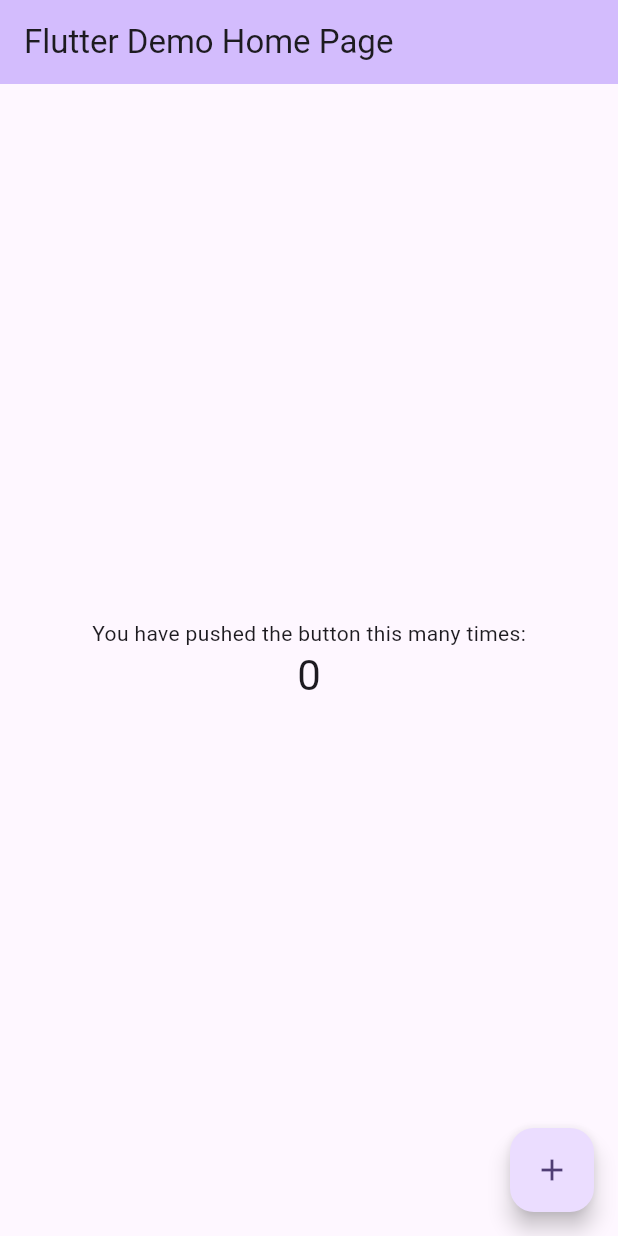
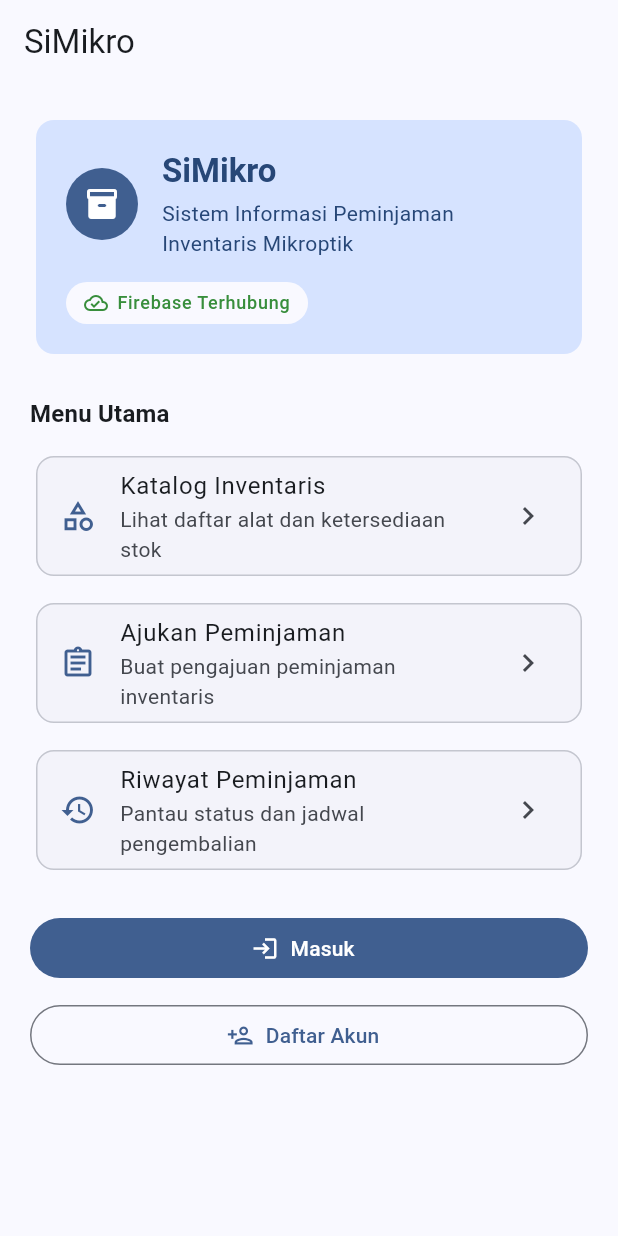
Before and after one commit to FelixDatz/SiMikro, a Flutter app: the screen it shows after launch, on a phone screen of 412 x 824 dp. Run offline on Flutter 3.47's test engine with Material 3 defaults, Android fonts, the phone set to English and light mode, and no system bars; our stand-ins replace firebase_core; accounts and stored records are empty.

Commit message:
Setup + firebase
Menyusun halaman awal (sementara) dan menautkan dengan firebase

```diff
--- a/lib/main.dart
+++ b/lib/main.dart
@@ -1,122 +1,42 @@
+import 'package:firebase_core/firebase_core.dart';
 import 'package:flutter/material.dart';
 
-void main() {
-  runApp(const MyApp());
+import 'firebase_options.dart';
+import 'screens/home_screen.dart';
+
+Future<void> main() async {
+  WidgetsFlutterBinding.ensureInitialized();
+
+  var isFirebaseReady = false;
+  try {
+    await Firebase.initializeApp(
+      options: DefaultFirebaseOptions.currentPlatform,
+    );
+    isFirebaseReady = true;
+  } on UnsupportedError catch (e) {
+    debugPrint('Firebase belum dikonfigurasi untuk platform ini: $e');
+  }
+
+  runApp(SiMikroApp(isFirebaseReady: isFirebaseReady));
 }
 
-class MyApp extends StatelessWidget {
-  const MyApp({super.key});
+class SiMikroApp extends StatelessWidget {
+  const SiMikroApp({super.key, this.isFirebaseReady = false});
 
-  // This widget is the root of your application.
+  final bool isFirebaseReady;
+
   @override
   Widget build(BuildContext context) {
     return MaterialApp(
-      title: 'Flutter Demo',
+      title: 'SiMikro',
+      debugShowCheckedModeBanner: false,
       theme: ThemeData(
-        // This is the theme of your application.
-        //
-        // TRY THIS: Try running your application with "flutter run". You'll see
-        // the application has a purple toolbar. Then, without quitting the app,
-        // try changing the seedColor in the colorScheme below to Colors.green
-        // and then invoke "hot reload" (save your changes or press the "hot
-        // reload" button in a Flutter-supported IDE, or press "r" if you used
-        // the command line to start the app).
-        //
-        // Notice that the counter didn't reset back to zero; the application
-        // state is not lost during the reload. To reset the state, use hot
-        // restart instead.
-        //
-        // This works for code too, not just values: Most code changes can be
-        // tested with just a hot reload.
-        colorScheme: .fromSeed(seedColor: Colors.deepPurple),
+        colorScheme: ColorScheme.fromSeed(
+          seedColor: const Color(0xFF1565C0),
+        ),
+        useMaterial3: true,
       ),
-      home: const MyHomePage(title: 'Flutter Demo Home Page'),
+      home: HomeScreen(isFirebaseReady: isFirebaseReady),
     );
   }
 }
-
-class MyHomePage extends StatefulWidget {
-  const MyHomePage({super.key, required this.title});
-
-  // This widget is the home page of your application. It is stateful, meaning
-  // that it has a State object (defined below) that contains fields that affect
-  // how it looks.
-
-  // This class is the configuration for the state. It holds the values (in this
-  // case the title) provided by the parent (in this case the App widget) and
-  // used by the build method of the State. Fields in a Widget subclass are
-  // always marked "final".
-
-  final String title;
-
-  @override
-  State<MyHomePage> createState() => _MyHomePageState();
-}
-
-class _MyHomePageState extends State<MyHomePage> {
-  int _counter = 0;
-
-  void _incrementCounter() {
-    setState(() {
-      // This call to setState tells the Flutter framework that something has
-      // changed in this State, which causes it to rerun the build method below
-      // so that the display can reflect the updated values. If we changed
-      // _counter without calling setState(), then the build method would not be
-      // called again, and so nothing would appear to happen.
-      _counter++;
-    });
-  }
-
-  @override
-  Widget build(BuildContext context) {
-    // This method is rerun every time setState is called, for instance as done
-    // by the _incrementCounter method above.
-    //
-    // The Flutter framework has been optimized to make rerunning build methods
-    // fast, so that you can just rebuild anything that needs updating rather
-    // than having to individually change instances of widgets.
-    return Scaffold(
-      appBar: AppBar(
-        // TRY THIS: Try changing the color here to a specific color (to
-        // Colors.amber, perhaps?) and trigger a hot reload to see the AppBar
-        // change color while the other colors stay the same.
-        backgroundColor: Theme.of(context).colorScheme.inversePrimary,
-        // Here we take the value from the MyHomePage object that was created by
-        // the App.build method, and use it to set our appbar title.
-        title: Text(widget.title),
-      ),
-      body: Center(
-        // Center is a layout widget. It takes a single child and positions it
-        // in the middle of the parent.
-        child: Column(
-          // Column is also a layout widget. It takes a list of children and
-          // arranges them vertically. By default, it sizes itself to fit its
-          // children horizontally, and tries to be as tall as its parent.
-          //
-          // Column has various properties to control how it sizes itself and
-          // how it positions its children. Here we use mainAxisAlignment to
-          // center the children vertically; the main axis here is the vertical
-          // axis because Columns are vertical (the cross axis would be
-          // horizontal).
-          //
-          // TRY THIS: Invoke "debug painting" (choose the "Toggle Debug Paint"
-          // action in the IDE, or press "p" in the console), to see the
-          // wireframe for each widget.
-          mainAxisAlignment: .center,
-          children: [
-            const Text('You have pushed the button this many times:'),
-            Text(
-              '$_counter',
-              style: Theme.of(context).textTheme.headlineMedium,
-            ),
-          ],
-        ),
-      ),
-      floatingActionButton: FloatingActionButton(
-        onPressed: _incrementCounter,
-        tooltip: 'Increment',
-        child: const Icon(Icons.add),
-      ),
-    );
-  }
-}
--- /dev/null
+++ b/lib/screens/home_screen.dart
@@ -0,0 +1,192 @@
+import 'package:flutter/material.dart';
+
+class HomeScreen extends StatelessWidget {
+  const HomeScreen({super.key, this.isFirebaseReady = false});
+
+  final bool isFirebaseReady;
+
+  void _showComingSoon(BuildContext context, String feature) {
+    ScaffoldMessenger.of(context)
+      ..hideCurrentSnackBar()
+      ..showSnackBar(
+        SnackBar(content: Text('$feature sedang dalam pengembangan.')),
+      );
+  }
+
+  @override
+  Widget build(BuildContext context) {
+    final theme = Theme.of(context);
+    final colorScheme = theme.colorScheme;
+
+    return Scaffold(
+      appBar: AppBar(
+        title: const Text('SiMikro'),
+        centerTitle: false,
+      ),
+      body: SafeArea(
+        child: SingleChildScrollView(
+          padding: const EdgeInsets.all(20),
+          child: Column(
+            crossAxisAlignment: CrossAxisAlignment.stretch,
+            children: [
+              Card(
+                elevation: 0,
+                color: colorScheme.primaryContainer,
+                child: Padding(
+                  padding: const EdgeInsets.all(20),
+                  child: Column(
+                    crossAxisAlignment: CrossAxisAlignment.start,
+                    children: [
+                      Row(
+                        children: [
+                          CircleAvatar(
+                            radius: 24,
+                            backgroundColor: colorScheme.primary,
+                            foregroundColor: colorScheme.onPrimary,
+                            child: const Icon(Icons.inventory_2_rounded),
+                          ),
+                          const SizedBox(width: 16),
+                          Expanded(
+                            child: Column(
+                              crossAxisAlignment: CrossAxisAlignment.start,
+                              children: [
+                                Text(
+                                  'SiMikro',
+                                  style: theme.textTheme.titleLarge?.copyWith(
+                                    fontWeight: FontWeight.bold,
+                                    color: colorScheme.onPrimaryContainer,
+                                  ),
+                                ),
+                                const SizedBox(height: 4),
+                                Text(
+                                  'Sistem Informasi Peminjaman Inventaris Mikroptik',
+                                  style: theme.textTheme.bodyMedium?.copyWith(
+                                    color: colorScheme.onPrimaryContainer,
+                                  ),
+                                ),
+                              ],
+                            ),
+                          ),
+                        ],
+                      ),
+                      const SizedBox(height: 16),
+                      Container(
+                        padding: const EdgeInsets.symmetric(
+                          horizontal: 12,
+                          vertical: 6,
+                        ),
+                        decoration: BoxDecoration(
+                          color: colorScheme.surface,
+                          borderRadius: BorderRadius.circular(20),
+                        ),
+                        child: Row(
+                          mainAxisSize: MainAxisSize.min,
+                          children: [
+                            Icon(
+                              isFirebaseReady
+                                  ? Icons.cloud_done_outlined
+                                  : Icons.cloud_outlined,
+                              size: 16,
+                              color: isFirebaseReady
+                                  ? Colors.green.shade700
+                                  : colorScheme.onSurfaceVariant,
+                            ),
+                            const SizedBox(width: 6),
+                            Text(
+                              isFirebaseReady
+                                  ? 'Firebase Terhubung'
+                                  : 'Mode Pratinjau',
+                              style: theme.textTheme.labelMedium?.copyWith(
+                                color: isFirebaseReady
+                                    ? Colors.green.shade700
+                                    : colorScheme.onSurfaceVariant,
+                              ),
+                            ),
+                          ],
+                        ),
+                      ),
+                    ],
+                  ),
+                ),
+              ),
+              const SizedBox(height: 24),
+              Text(
+                'Menu Utama',
+                style: theme.textTheme.titleMedium?.copyWith(
+                  fontWeight: FontWeight.w600,
+                ),
+              ),
+              const SizedBox(height: 12),
+              _MenuCard(
+                icon: Icons.category_outlined,
+                title: 'Katalog Inventaris',
+                subtitle: 'Lihat daftar alat dan ketersediaan stok',
+                onTap: () => _showComingSoon(context, 'Fitur Katalog Inventaris'),
+              ),
+              const SizedBox(height: 10),
+              _MenuCard(
+                icon: Icons.assignment_outlined,
+                title: 'Ajukan Peminjaman',
+                subtitle: 'Buat pengajuan peminjaman inventaris',
+                onTap: () => _showComingSoon(context, 'Fitur Pengajuan Peminjaman'),
+              ),
+              const SizedBox(height: 10),
+              _MenuCard(
+                icon: Icons.history,
+                title: 'Riwayat Peminjaman',
+                subtitle: 'Pantau status dan jadwal pengembalian',
+                onTap: () => _showComingSoon(context, 'Fitur Riwayat Peminjaman'),
+              ),
+              const SizedBox(height: 24),
+              FilledButton.icon(
+                onPressed: () => _showComingSoon(context, 'Halaman Masuk'),
+                icon: const Icon(Icons.login),
+                label: const Text('Masuk'),
+              ),
+              const SizedBox(height: 10),
+              OutlinedButton.icon(
+                onPressed: () => _showComingSoon(context, 'Halaman Daftar Akun'),
+                icon: const Icon(Icons.person_add_outlined),
+                label: const Text('Daftar Akun'),
+              ),
+            ],
+          ),
+        ),
+      ),
+    );
+  }
+}
+
+class _MenuCard extends StatelessWidget {
+  const _MenuCard({
+    required this.icon,
+    required this.title,
+    required this.subtitle,
+    required this.onTap,
+  });
+
+  final IconData icon;
+  final String title;
+  final String subtitle;
+  final VoidCallback onTap;
+
+  @override
+  Widget build(BuildContext context) {
+    final colorScheme = Theme.of(context).colorScheme;
+
+    return Card(
+      elevation: 0,
+      shape: RoundedRectangleBorder(
+        borderRadius: BorderRadius.circular(12),
+        side: BorderSide(color: colorScheme.outlineVariant),
+      ),
+      child: ListTile(
+        leading: Icon(icon, color: colorScheme.primary),
+        title: Text(title),
+        subtitle: Text(subtitle),
+        trailing: const Icon(Icons.chevron_right),
+        onTap: onTap,
+      ),
+    );
+  }
+}
--- a/pubspec.yaml
+++ b/pubspec.yaml
@@ -34,6 +34,9 @@ dependencies:
   # The following adds the Cupertino Icons font to your application.
   # Use with the CupertinoIcons class for iOS style icons.
   cupertino_icons: ^1.0.8
+  firebase_core: ^5.2.0
+  firebase_auth: ^7.1.0
+  cloud_firestore: ^7.2.0
 
 dev_dependencies:
   flutter_test:
```
Also changed, not shown: firebase.json (added), lib/firebase_options.dart (added), pubspec.lock, 12 other files.
